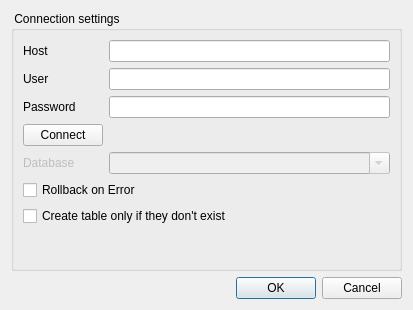
The window that InjectSqlDialog.ui (fritzone/ddm) describes before a commit, drawn with Qt 5.
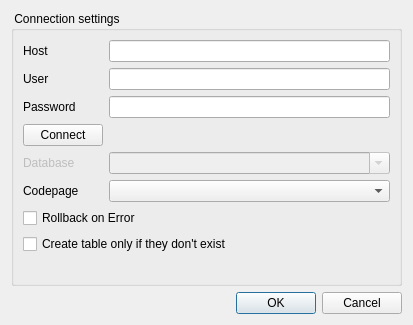
The same window after the commit.

```diff
--- a/InjectSqlDialog.ui
+++ b/InjectSqlDialog.ui
@@ -7,7 +7,7 @@
     <x>0</x>
     <y>0</y>
     <width>413</width>
-    <height>310</height>
+    <height>325</height>
    </rect>
   </property>
   <property name="windowTitle">
@@ -23,48 +23,48 @@
       <property name="fieldGrowthPolicy">
        <enum>QFormLayout::AllNonFixedFieldsGrow</enum>
       </property>
-      <item row="2" column="0">
+      <item row="0" column="0">
        <widget class="QLabel" name="label">
         <property name="text">
          <string>Host</string>
         </property>
        </widget>
       </item>
-      <item row="2" column="1">
+      <item row="0" column="1">
        <widget class="QLineEdit" name="txtDatabaseHost"/>
       </item>
-      <item row="3" column="0">
+      <item row="1" column="0">
        <widget class="QLabel" name="label_4">
         <property name="text">
          <string>User</string>
         </property>
        </widget>
       </item>
-      <item row="3" column="1">
+      <item row="1" column="1">
        <widget class="QLineEdit" name="txtDatabaseUser"/>
       </item>
-      <item row="5" column="0">
+      <item row="2" column="0">
        <widget class="QLabel" name="label_5">
         <property name="text">
          <string>Password</string>
         </property>
        </widget>
       </item>
-      <item row="5" column="1">
+      <item row="2" column="1">
        <widget class="QLineEdit" name="txtDatabasePassword">
         <property name="echoMode">
          <enum>QLineEdit::Password</enum>
         </property>
        </widget>
       </item>
-      <item row="6" column="0">
+      <item row="3" column="0">
        <widget class="QPushButton" name="btnConnect">
         <property name="text">
          <string>Connect</string>
         </property>
        </widget>
       </item>
-      <item row="7" column="0">
+      <item row="4" column="0">
        <widget class="QLabel" name="lblDatabase">
         <property name="enabled">
          <bool>false</bool>
@@ -74,7 +74,7 @@
         </property>
        </widget>
       </item>
-      <item row="7" column="1">
+      <item row="4" column="1">
        <widget class="QComboBox" name="cmbDatabases">
         <property name="enabled">
          <bool>false</bool>
@@ -84,20 +84,30 @@
         </property>
        </widget>
       </item>
-      <item row="9" column="0" colspan="2">
-       <widget class="QCheckBox" name="chkOnlyIfNotExist">
-        <property name="text">
-         <string>Create table only if they don't exist</string>
-        </property>
-       </widget>
-      </item>
-      <item row="8" column="0" colspan="2">
+      <item row="6" column="0" colspan="2">
        <widget class="QCheckBox" name="chkRollbackOnError">
         <property name="text">
          <string>Rollback on Error</string>
         </property>
        </widget>
       </item>
+      <item row="7" column="0" colspan="2">
+       <widget class="QCheckBox" name="chkOnlyIfNotExist">
+        <property name="text">
+         <string>Create table only if they don't exist</string>
+        </property>
+       </widget>
+      </item>
+      <item row="5" column="1">
+       <widget class="QComboBox" name="cmbCharacterSets"/>
+      </item>
+      <item row="5" column="0">
+       <widget class="QLabel" name="label_2">
+        <property name="text">
+         <string>Codepage</string>
+        </property>
+       </widget>
+      </item>
      </layout>
     </widget>
    </item>
```
